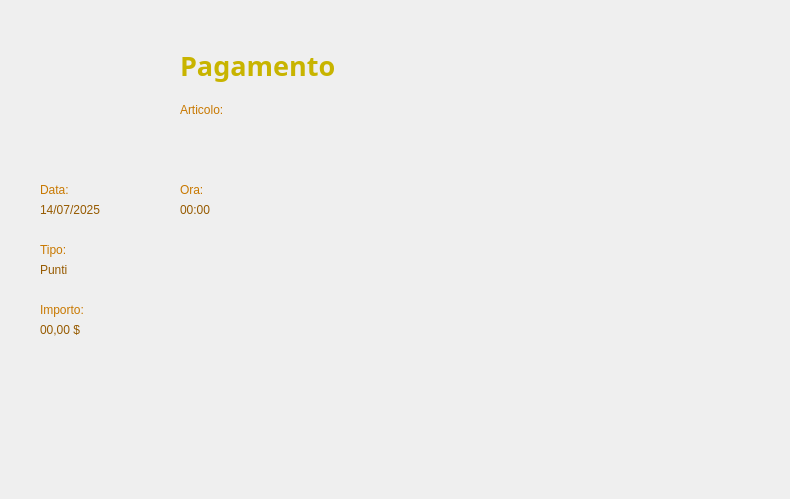
The window that Viste/VistaVisualizzaPagamentoCliente.ui (GiacomoPrincipi/CineMax) describes before a commit, drawn with Qt 5.
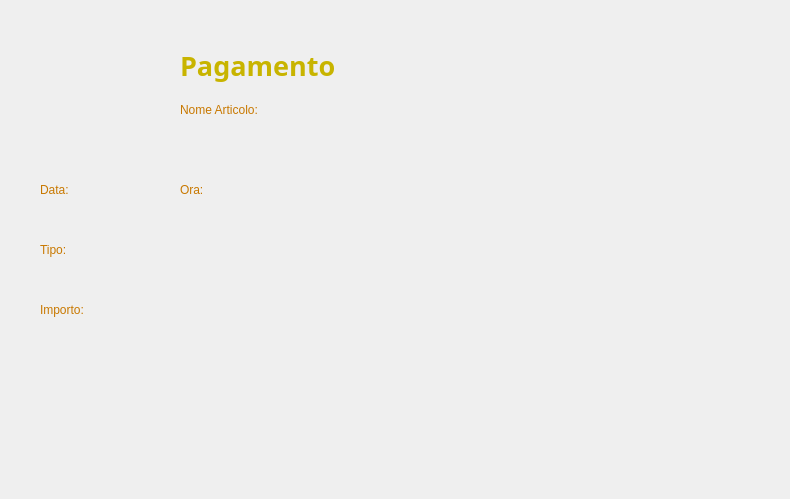
The same window after the commit. Icons and pictures are not drawn. Custom widgets are drawn as their Qt base class.

Patch:
```diff
--- a/Viste/VistaVisualizzaPagamentoCliente.ui
+++ b/Viste/VistaVisualizzaPagamentoCliente.ui
@@ -112,7 +112,7 @@
     <rect>
      <x>180</x>
      <y>100</y>
-     <width>81</width>
+     <width>141</width>
      <height>20</height>
     </rect>
    </property>
@@ -122,7 +122,7 @@
 }</string>
    </property>
    <property name="text">
-    <string>Articolo:</string>
+    <string>Nome Articolo:</string>
    </property>
    <property name="alignment">
     <set>Qt::AlignmentFlag::AlignLeading|Qt::AlignmentFlag::AlignLeft|Qt::AlignmentFlag::AlignVCenter</set>
@@ -164,7 +164,7 @@
 }</string>
    </property>
    <property name="text">
-    <string>14/07/2025</string>
+    <string/>
    </property>
   </widget>
   <widget class="QLabel" name="labelTipo">
@@ -203,7 +203,7 @@
 }</string>
    </property>
    <property name="text">
-    <string>Punti</string>
+    <string/>
    </property>
   </widget>
   <widget class="QLabel" name="labelImporto">
@@ -242,7 +242,7 @@
 }</string>
    </property>
    <property name="text">
-    <string>00,00 $</string>
+    <string/>
    </property>
   </widget>
   <widget class="QLabel" name="labelOra">
@@ -281,7 +281,7 @@
 }</string>
    </property>
    <property name="text">
-    <string>00:00</string>
+    <string/>
    </property>
   </widget>
   <widget class="QLabel" name="labelIndietroButtonCliente">
@@ -308,10 +308,15 @@
     <rect>
      <x>180</x>
      <y>120</y>
-     <width>51</width>
-     <height>51</height>
+     <width>231</width>
+     <height>20</height>
     </rect>
    </property>
+   <property name="styleSheet">
+    <string notr="true">QLabel {
+    color: #965A00;
+}</string>
+   </property>
    <property name="text">
     <string/>
    </property>
@@ -323,6 +328,13 @@
    </property>
   </widget>
  </widget>
+ <customwidgets>
+  <customwidget>
+   <class>ClickableLabel</class>
+   <extends>QLabel</extends>
+   <header>clickablelabel.h</header>
+  </customwidget>
+ </customwidgets>
  <resources/>
  <connections/>
 </ui>
```
Left out of the diff: 16 changed lines with no effect on the pictures.
